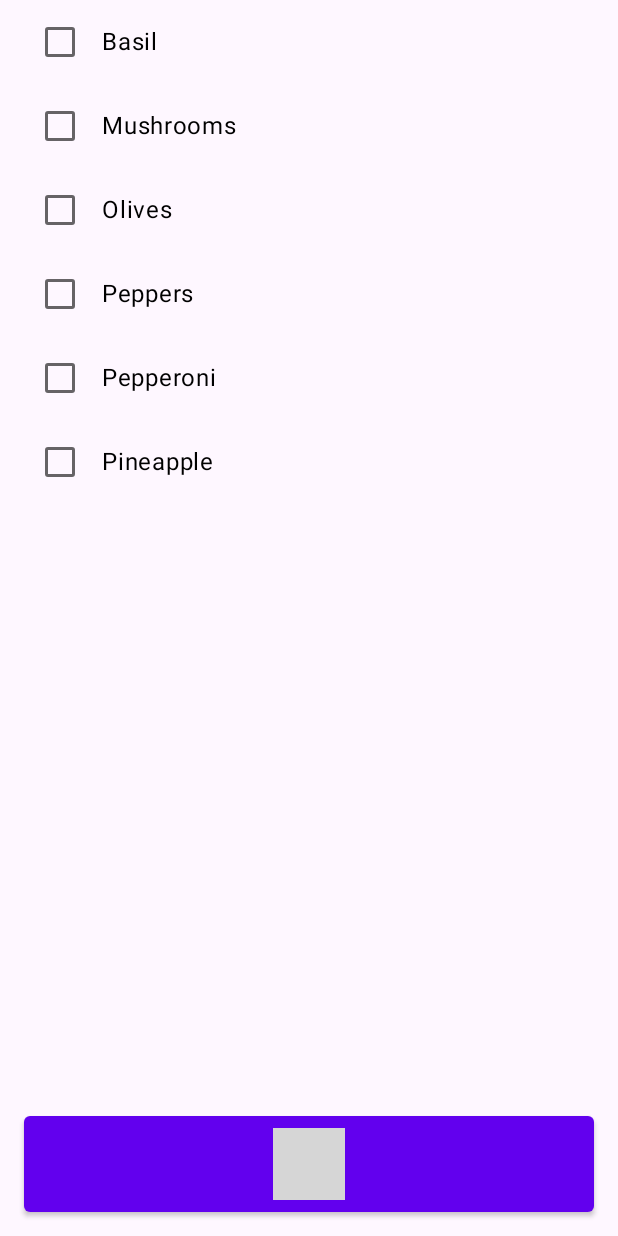
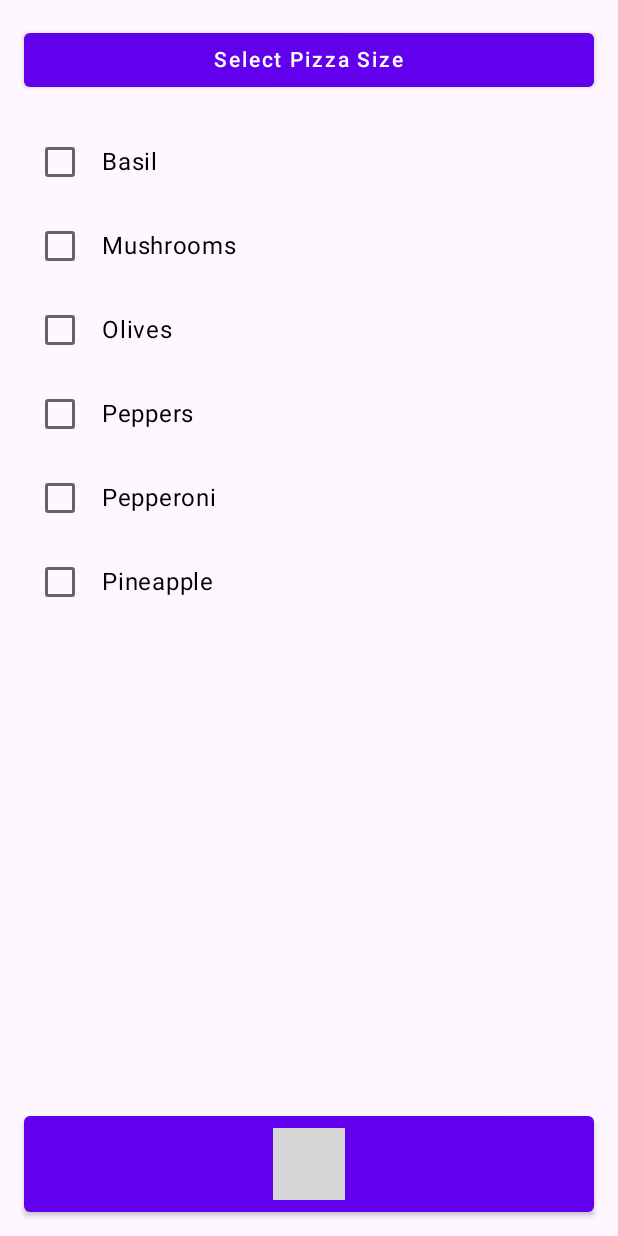
Before and after one commit to yashwanthgajji/BNR-AD-CodaPizza, an Android app built with Jetpack Compose: the screen it shows after launch (MainActivity), on a phone screen of 412 x 824 dp. Run offline under Robolectric (Android 15) with nearby library versions, the phone set to English and light mode, and no system bars; 1 statement that could not run was skipped; grey boxes are pictures that could not be loaded.

Commit message:
adding size dropdown to screen

```diff
--- a/app/src/main/java/com/yash/android/bnr/codapizza/ui/PizzaBuilderScreen.kt
+++ b/app/src/main/java/com/yash/android/bnr/codapizza/ui/PizzaBuilderScreen.kt
@@ -30,9 +30,20 @@ fun PizzaBuilderScreen(
     modifier: Modifier = Modifier
 ) {
     var pizza by rememberSaveable { mutableStateOf(Pizza()) }
+    var dropdownExpanded by rememberSaveable { mutableStateOf(false) }
     Column(
         modifier = modifier
     ) {
+        PizzaSizeDropdownMenu(
+            expanded = dropdownExpanded,
+            modifier = Modifier
+                .fillMaxWidth(),
+            onSetPizzaSize = { size ->
+                pizza = pizza.withSize(size)
+            },
+            onDropdownButtonClicked = { dropdownExpanded = true },
+            onDismissRequest = { dropdownExpanded = false }
+        )
         ToppingList(
             pizza = pizza,
             onEditPizza = { pizza = it },
```
